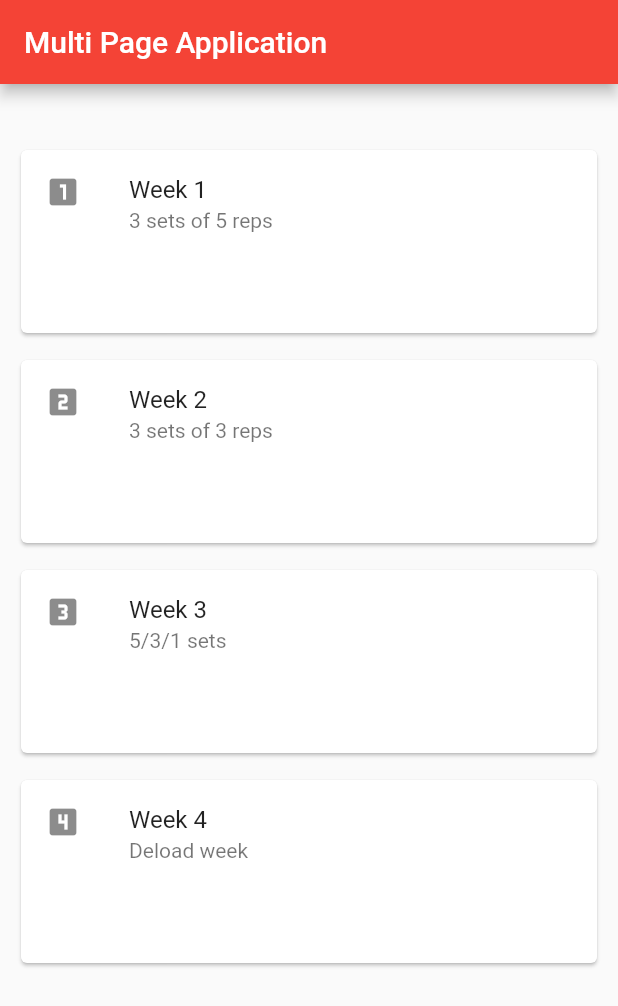
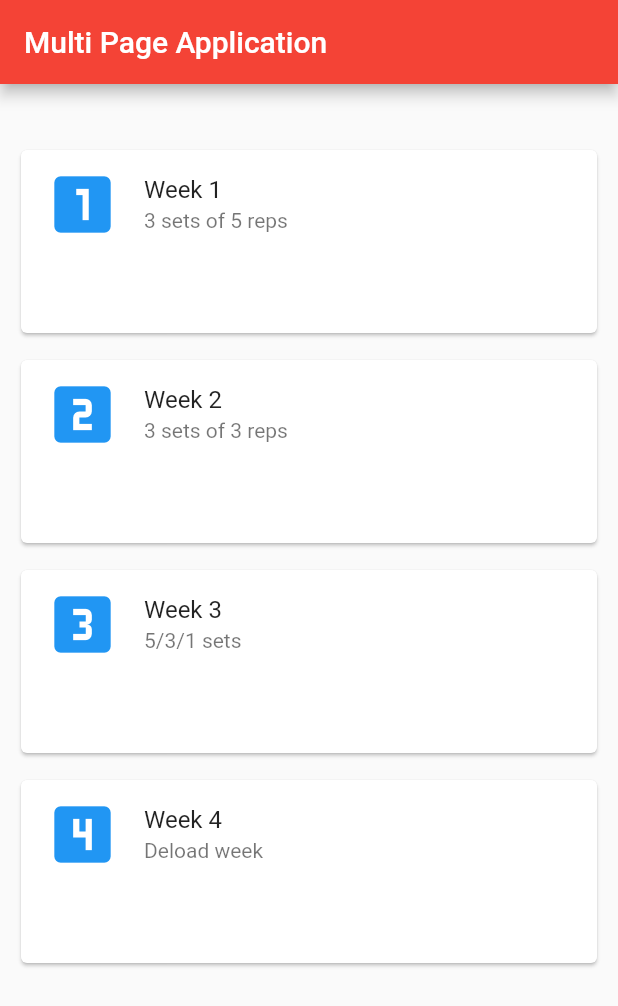
Before and after one commit to justinjk007/fitness_531, a Flutter app: the screen it shows after launch, on a phone screen of 412 x 824 dp. Shown: the top 1006 px of the screen. Run offline on Flutter 3.47's test engine with Material 2 defaults, Android fonts, the phone set to English and light mode, and no system bars.

Commit message:
Better icons

```diff
--- a/lib/main.dart
+++ b/lib/main.dart
@@ -31,7 +31,11 @@ class FirstScreen extends StatelessWidget {
                     mainAxisSize: MainAxisSize.min,
                     children: <Widget>[
                       const ListTile(
-                        leading: Icon(Icons.looks_one),
+                        leading: Icon(
+                          Icons.looks_one,
+                          color: Colors.blue,
+                          size: 50.0,
+                        ),
                         title: Text('Week 1'),
                         subtitle: Text('3 sets of 5 reps'),
                       ),
@@ -53,7 +57,11 @@ class FirstScreen extends StatelessWidget {
                     mainAxisSize: MainAxisSize.min,
                     children: <Widget>[
                       const ListTile(
-                        leading: Icon(Icons.looks_two),
+                        leading: Icon(
+                          Icons.looks_two,
+                          color: Colors.blue,
+                          size: 50.0,
+                        ),
                         title: Text('Week 2'),
                         subtitle: Text('3 sets of 3 reps'),
                       ),
@@ -75,7 +83,11 @@ class FirstScreen extends StatelessWidget {
                     mainAxisSize: MainAxisSize.min,
                     children: <Widget>[
                       const ListTile(
-                        leading: Icon(Icons.looks_3),
+                        leading: Icon(
+                          Icons.looks_3,
+                          color: Colors.blue,
+                          size: 50.0,
+                        ),
                         title: Text('Week 3'),
                         subtitle: Text('5/3/1 sets'),
                       ),
@@ -97,7 +109,11 @@ class FirstScreen extends StatelessWidget {
                     mainAxisSize: MainAxisSize.min,
                     children: <Widget>[
                       const ListTile(
-                        leading: Icon(Icons.looks_4),
+                        leading: Icon(
+                          Icons.looks_4,
+                          color: Colors.blue,
+                          size: 50.0,
+                        ),
                         title: Text('Week 4'),
                         subtitle: Text('Deload week'),
                       ),
```
